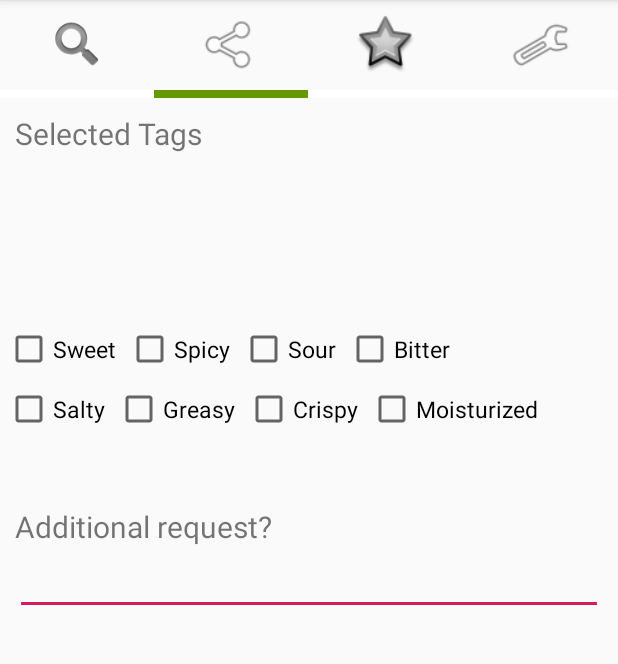
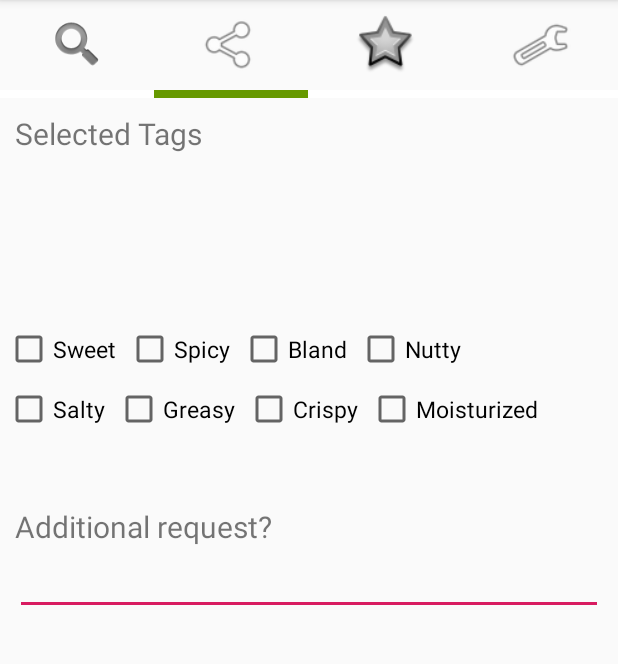
Before and after one commit to pencaty/SNACKKING, an Android app: the Recommendation screen opened directly, with no data from a screen before it, on a phone screen of 412 x 824 dp, the part 84-748 px from its top. Run offline under Robolectric (Android 15) with nearby library versions, the phone set to English and light mode, and no system bars.

Commit message:
Change keywords in xml files
Change keywords in xml files (Sour->Bland, Bitter->Nutty)

```diff
--- a/app/src/main/res/layout/activity_recommendation.xml
+++ b/app/src/main/res/layout/activity_recommendation.xml
@@ -190,7 +190,7 @@
             android:layout_marginLeft="3dp"
             android:layout_marginRight="3dp"
             android:fontFamily="@font/my_font_family"
-            android:text="Sour"
+            android:text="Bland"
             android:textSize="15dp" />
 
         <CheckBox
@@ -200,7 +200,7 @@
             android:layout_marginLeft="3dp"
             android:layout_marginRight="3dp"
             android:fontFamily="@font/my_font_family"
-            android:text="Bitter"
+            android:text="Nutty"
             android:textSize="15dp" />
     </LinearLayout>
 
--- a/app/src/main/res/layout/activity_search_combined.xml
+++ b/app/src/main/res/layout/activity_search_combined.xml
@@ -213,7 +213,7 @@
                 android:layout_marginLeft="3dp"
                 android:layout_marginRight="3dp"
                 android:fontFamily="@font/my_font_family"
-                android:text="Sour"
+                android:text="Bland"
                 android:textSize="15dp" />
 
             <CheckBox
@@ -223,7 +223,7 @@
                 android:layout_marginLeft="3dp"
                 android:layout_marginRight="3dp"
                 android:fontFamily="@font/my_font_family"
-                android:text="Bitter"
+                android:text="Nutty"
                 android:textSize="15dp" />
         </LinearLayout>
 
```
